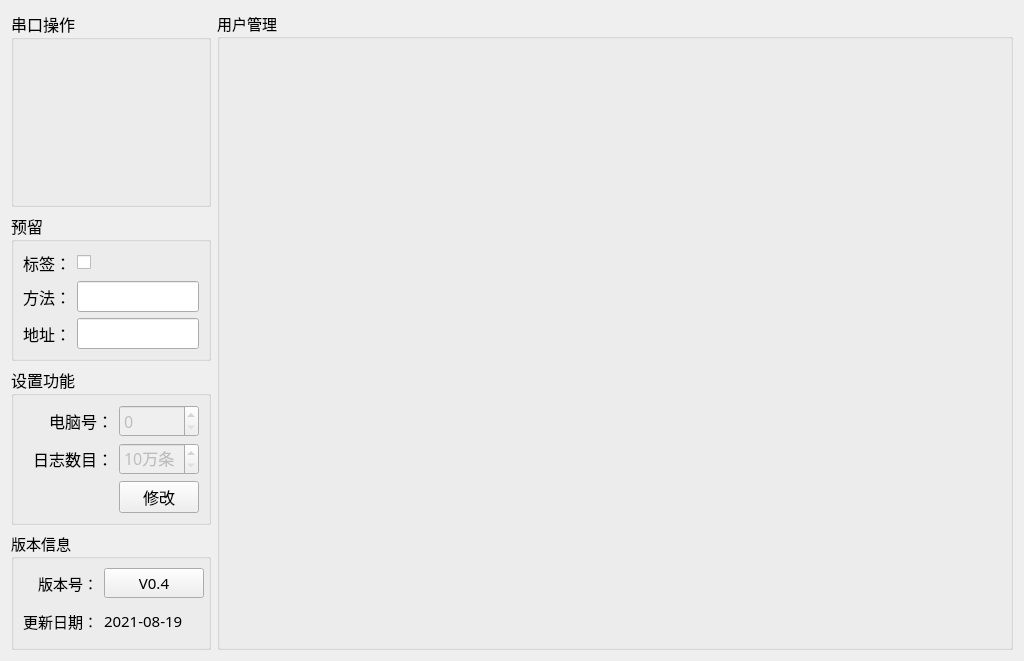
ChinaClever/MPro-Tools, file mpro_qc/setups/setup_mainwid.ui: the form before one commit.
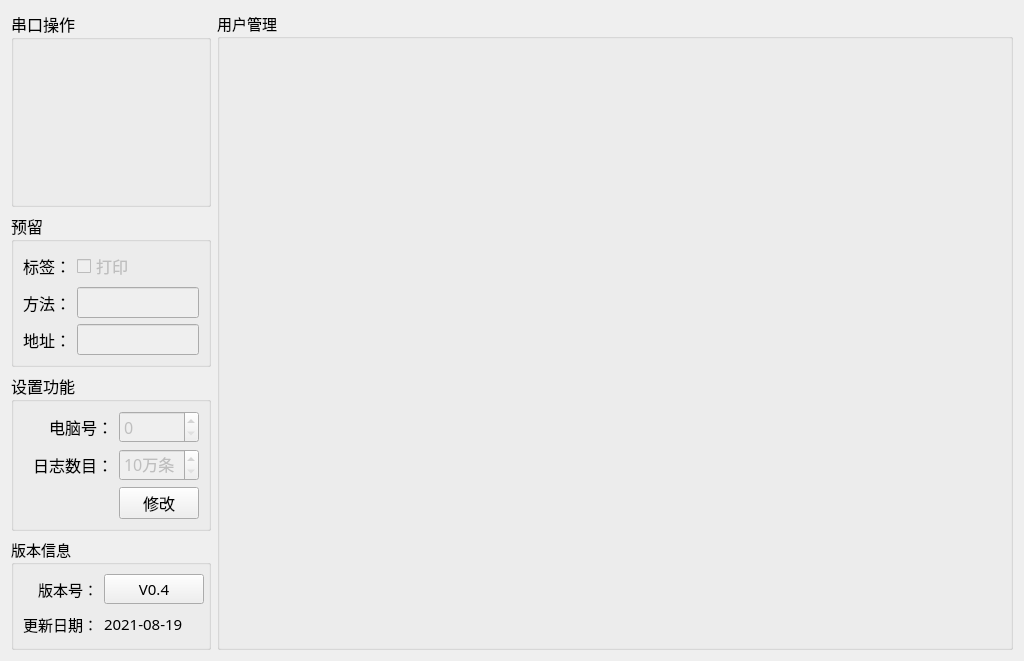
The form after the commit.

```diff
--- a/mpro_qc/setups/setup_mainwid.ui
+++ b/mpro_qc/setups/setup_mainwid.ui
@@ -52,16 +52,27 @@
      <layout class="QGridLayout" name="gridLayout_3">
       <item row="0" column="1">
        <widget class="QCheckBox" name="LabelPrint">
+        <property name="enabled">
+         <bool>false</bool>
+        </property>
         <property name="text">
-         <string/>
+         <string>打印</string>
         </property>
        </widget>
       </item>
       <item row="2" column="1">
-       <widget class="QLineEdit" name="IpLine"/>
+       <widget class="QLineEdit" name="IpLine">
+        <property name="enabled">
+         <bool>false</bool>
+        </property>
+       </widget>
       </item>
       <item row="1" column="1">
-       <widget class="QLineEdit" name="Meta"/>
+       <widget class="QLineEdit" name="Meta">
+        <property name="enabled">
+         <bool>false</bool>
+        </property>
+       </widget>
       </item>
       <item row="1" column="0">
        <widget class="QLabel" name="label_2">
```
Left out of the diff: 9 changed lines with no effect on the pictures.
